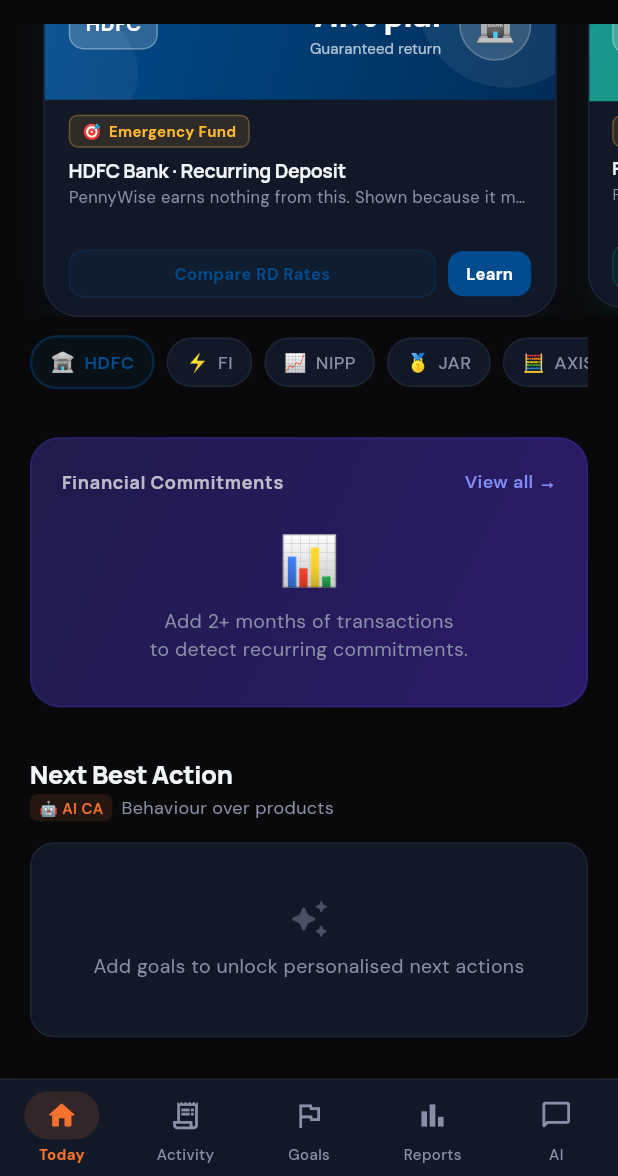
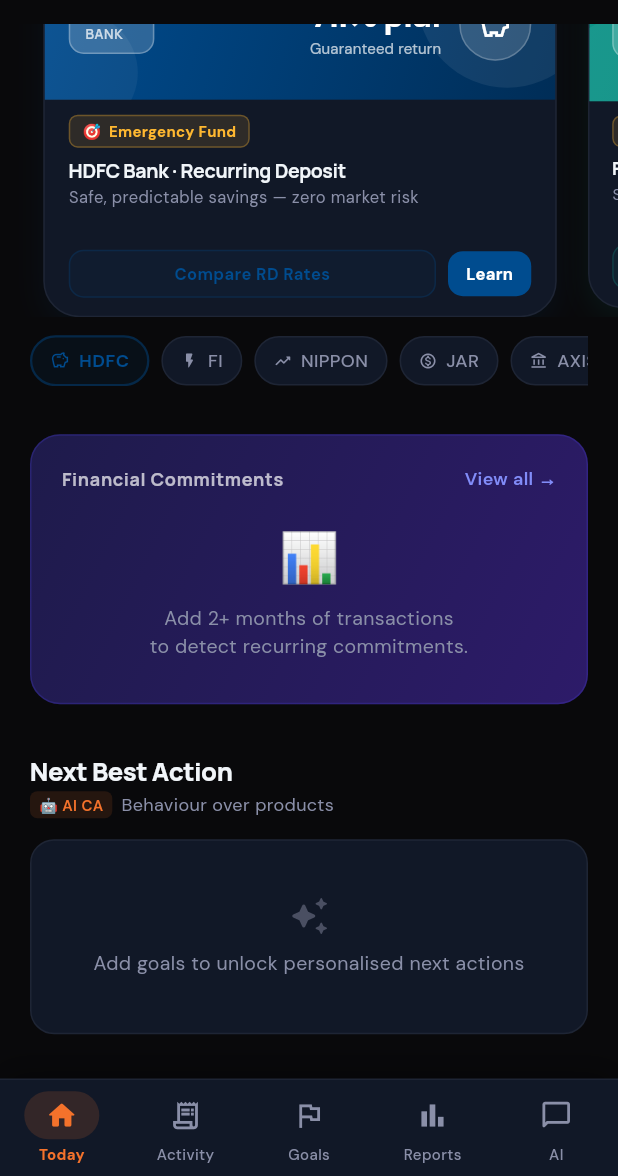
Before and after one commit to etarutkarsh/PennyWise-AI-Your-Personal-AI-CA-for-Spending-Saving-Investing, a Flutter app: the DashboardScreen screen opened by its route, scrolled down 3456 dp, on a phone screen of 412 x 824 dp, the part 60-1236 px from its top. Run offline on Flutter 3.47's test engine with Material 3 defaults, Android fonts, the phone set to English and light mode, and no system bars; our stand-ins replace dio, fl_chart, flutter_secure_storage, get_it, go_router, google_fonts and 4 more; missing offline and left inert: dart:html, flutter_sms_inbox, google_mlkit_text_recognition; accounts and stored records are empty; network calls fail; project files that could hold a hidden picture were left out.

Commit message:
feat(slider): Sprint 1 — professional logo treatment + tagline on card face
- Add tagline + logoUrl fields to PartnerProgram domain (nullable logoUrl
  is the hook point for Sprint 2 image assets and Sprint 4 CDN URLs)
- Fix mapper data leak: tagline param was accepted but never written to
  the domain entity, so cards always showed the trust statement instead
  of the product benefit line ("Safe, predictable savings — zero market risk")
- _PartnerLogoWidget: replaces 4-letter text initials with a 2-line
  brand-name treatment (HDFC / BANK, NIPPON / INDIA MF, FI / MONEY) that
  reads as a brand mark, not a placeholder; logoUrl field is the swap point
  for real image assets in Sprint 2 — no other widget changes needed
- Replace emoji circle with Flutter Icon() — renders crisply at all
  densities on every Android version; emoji rendering varies by OEM font
- Goal filter tabs now use matching Icon() + first-word brand label instead
  of emoji + 4-letter initials
- Tagline shows on card face; trust statement moves to detail sheet only,
  where it belongs (trust is a deciding factor, not a scanning signal)

Co-Authored-By: Claude Sonnet 4.6 <noreply@anthropic.com>

```diff
--- a/mobile/lib/domain/partner/partner_program.dart
+++ b/mobile/lib/domain/partner/partner_program.dart
@@ -24,6 +24,12 @@ class PartnerProgram {
   final bool taxBenefit;
   final bool active;
 
+  /// One-line product benefit shown on the card face.
+  final String tagline;
+
+  /// CDN or asset URL for the partner logo. Null = use styled text treatment.
+  final String? logoUrl;
+
   /// Fiduciary invariant: PennyWise never earns commission on ranked programs.
   final double commissionRate;
 
@@ -43,6 +49,8 @@ class PartnerProgram {
     required this.riskLevel,
     required this.taxBenefit,
     required this.active,
+    this.tagline = '',
+    this.logoUrl,
     this.commissionRate = 0.0,
     required this.lastUpdated,
   }) : assert(commissionRate == 0.0,
@@ -62,6 +70,8 @@ class PartnerProgram {
     RiskLevel? riskLevel,
     bool? taxBenefit,
     bool? active,
+    String? tagline,
+    String? logoUrl,
     DateTime? lastUpdated,
   }) =>
       PartnerProgram(
@@ -78,6 +88,8 @@ class PartnerProgram {
         riskLevel: riskLevel ?? this.riskLevel,
         taxBenefit: taxBenefit ?? this.taxBenefit,
         active: active ?? this.active,
+        tagline: tagline ?? this.tagline,
+        logoUrl: logoUrl ?? this.logoUrl,
         commissionRate: 0.0,
         lastUpdated: lastUpdated ?? this.lastUpdated,
       );
--- a/mobile/lib/features/dashboard/presentation/widgets/bank_program_slider.dart
+++ b/mobile/lib/features/dashboard/presentation/widgets/bank_program_slider.dart
@@ -47,27 +47,28 @@ Color _bankColorDark(String programId) {
   }
 }
 
-/// Emoji shown in the visual area — driven by product name / id patterns.
-String _productEmoji(String programId, String productName) {
+/// Two-line brand name split: "HDFC BANK" → ["HDFC", "BANK"].
+/// Used by _PartnerLogoWidget when no logo image is available.
+List<String> _brandNameLines(String partnerName) {
+  final parts = partnerName.trim().split(RegExp(r'[ ·\-]+'));
+  if (parts.length == 1) return [parts.first.toUpperCase(), ''];
+  // First word on top, rest joined on bottom (max 2 lines)
+  final top = parts.first.toUpperCase();
+  final bottom = parts.sublist(1).join(' ').toUpperCase();
+  return [top, bottom];
+}
+
+/// Flutter icon representing the financial instrument — crisper than emoji on all Android versions.
+IconData _productIcon(String programId, String productName) {
   final id = programId.toLowerCase();
   final pn = productName.toLowerCase();
-  if (id.contains('rd') || pn.contains('recurring')) return '🏦';
-  if (id.contains('sip') && !id.contains('elss')) return '📈';
-  if (id.contains('gold') || pn.contains('gold')) return '🥇';
-  if (id.contains('elss') || pn.contains('elss')) return '🧮';
-  if (id.contains('auto') || pn.contains('smart deposit')) return '⚡';
-  if (id.contains('cc') || pn.contains('credit card')) return '💳';
-  return '💼';
-}
-
-/// Compact bank tag shown on the header — short label derived from partner name.
-String _bankInitials(String partnerName) {
-  final trimmed = partnerName.trim();
-  if (trimmed.isEmpty) return '—';
-  // Prefer first "word" without punctuation.
-  final firstWord = trimmed.split(RegExp(r'[ ·\-]+')).first;
-  if (firstWord.length <= 5) return firstWord.toUpperCase();
-  return firstWord.substring(0, 4).toUpperCase();
+  if (id.contains('rd') || pn.contains('recurring')) return Icons.savings_outlined;
+  if (id.contains('sip') && !id.contains('elss')) return Icons.trending_up_rounded;
+  if (id.contains('gold') || pn.contains('gold')) return Icons.monetization_on_outlined;
+  if (id.contains('elss') || pn.contains('elss')) return Icons.account_balance_outlined;
+  if (id.contains('auto') || pn.contains('smart deposit')) return Icons.flash_on_rounded;
+  if (id.contains('cc') || pn.contains('credit card')) return Icons.credit_card_rounded;
+  return Icons.bar_chart_rounded;
 }
 
 /// Best-effort goal chip label — derived from RankedPartnerProgram
@@ -313,15 +314,15 @@ class _ProgramCard extends StatelessWidget {
 
                     const SizedBox(height: 3),
 
-                    // Trust statement (replaces marketing tagline)
+                    // Product benefit tagline — what this product actually does for you
                     Text(
-                      program.trustStatement,
+                      pp.tagline.isNotEmpty ? pp.tagline : program.trustStatement,
                       style: GoogleFonts.dmSans(
                         fontSize: 11,
                         color: AppColors.textSecondary,
                         height: 1.3,
                       ),
-                      maxLines: 1,
+                      maxLines: 2,
                       overflow: TextOverflow.ellipsis,
                     ),
 
@@ -358,6 +359,56 @@ class _ProgramCard extends StatelessWidget {
   }
 }
 
+// ── Partner Logo Widget ───────────────────────────────────────────────────────
+// Renders a styled 2-line brand-name treatment. When logoUrl is set (Sprint 4),
+// swap the text treatment for an Image.network() with the same container shape.
+
+class _PartnerLogoWidget extends StatelessWidget {
+  const _PartnerLogoWidget({required this.partnerName, this.logoUrl});
+  final String partnerName;
+  final String? logoUrl;
+
+  @override
+  Widget build(BuildContext context) {
+    final lines = _brandNameLines(partnerName);
+    return Container(
+      padding: const EdgeInsets.symmetric(horizontal: 10, vertical: 7),
+      decoration: BoxDecoration(
+        color: Colors.white.withValues(alpha: 0.18),
+        borderRadius: BorderRadius.circular(10),
+        border: Border.all(color: Colors.white.withValues(alpha: 0.28)),
+      ),
+      child: Column(
+        mainAxisSize: MainAxisSize.min,
+        crossAxisAlignment: CrossAxisAlignment.start,
+        children: [
+          Text(
+            lines[0],
+            style: GoogleFonts.manrope(
+              fontSize: 12,
+              fontWeight: FontWeight.w900,
+              color: Colors.white,
+              letterSpacing: 0.6,
+              height: 1.1,
+            ),
+          ),
+          if (lines[1].isNotEmpty)
+            Text(
+              lines[1],
+              style: GoogleFonts.manrope(
+                fontSize: 9,
+                fontWeight: FontWeight.w600,
+                color: Colors.white.withValues(alpha: 0.75),
+                letterSpacing: 0.4,
+                height: 1.1,
+              ),
+            ),
+        ],
+      ),
+    );
+  }
+}
+
 // ── Visual Image Area ─────────────────────────────────────────────────────────
 
 class _ProgramImageArea extends StatelessWidget {
@@ -369,8 +420,7 @@ class _ProgramImageArea extends StatelessWidget {
     final pp = program.program;
     final bankColor = _bankColor(pp.programId.value);
     final bankColorDark = _bankColorDark(pp.programId.value);
-    final emoji = _productEmoji(pp.programId.value, pp.productName);
-    final initials = _bankInitials(pp.partnerName);
+    final icon = _productIcon(pp.programId.value, pp.productName);
     return Container(
       height: 100,
       decoration: BoxDecoration(
@@ -413,26 +463,10 @@ class _ProgramImageArea extends StatelessWidget {
             padding: const EdgeInsets.fromLTRB(16, 12, 16, 12),
             child: Row(
               children: [
-                // Bank logo block
-                Container(
-                  padding: const EdgeInsets.symmetric(
-                      horizontal: 10, vertical: 6),
-                  decoration: BoxDecoration(
-                    color: Colors.white.withValues(alpha: 0.18),
-                    borderRadius: BorderRadius.circular(10),
-                    border: Border.all(
-                      color: Colors.white.withValues(alpha: 0.28),
-                    ),
-                  ),
-                  child: Text(
-                    initials,
-                    style: GoogleFonts.manrope(
-                      fontSize: 13,
-                      fontWeight: FontWeight.w900,
-                      color: Colors.white,
-                      letterSpacing: 0.5,
-                    ),
-                  ),
+                // Partner logo block (2-line brand treatment; swap for image in Sprint 2)
+                _PartnerLogoWidget(
+                  partnerName: pp.partnerName,
+                  logoUrl: pp.logoUrl,
                 ),
 
                 const Spacer(),
@@ -464,7 +498,7 @@ class _ProgramImageArea extends StatelessWidget {
 
                 const SizedBox(width: 12),
 
-                // Product emoji in circle
+                // Product icon in circle (replaces emoji — renders crisply on all Android versions)
                 Container(
                   width: 48,
                   height: 48,
@@ -476,10 +510,7 @@ class _ProgramImageArea extends StatelessWidget {
                     ),
                   ),
                   child: Center(
-                    child: Text(
-                      emoji,
-                      style: const TextStyle(fontSize: 22),
-                    ),
+                    child: Icon(icon, color: Colors.white, size: 22),
                   ),
                 ),
               ],
@@ -556,8 +587,9 @@ class _GoalTabs extends StatelessWidget {
           final pp = p.program;
           final active = i == selected;
           final bankColor = _bankColor(pp.programId.value);
-          final emoji = _productEmoji(pp.programId.value, pp.productName);
-          final initials = _bankInitials(pp.partnerName);
+          final icon = _productIcon(pp.programId.value, pp.productName);
+          final lines = _brandNameLines(pp.partnerName);
+          final shortLabel = lines[0];
           return GestureDetector(
             onTap: () => onSelect(i),
             child: AnimatedContainer(
@@ -580,10 +612,14 @@ class _GoalTabs extends StatelessWidget {
               child: Row(
                 mainAxisSize: MainAxisSize.min,
                 children: [
-                  Text(emoji, style: TextStyle(fontSize: active ? 13 : 12)),
+                  Icon(
+                    icon,
+                    size: active ? 13 : 12,
+                    color: active ? bankColor : AppColors.textSecondary,
+                  ),
                   const SizedBox(width: 6),
                   Text(
-                    initials,
+                    shortLabel,
                     style: GoogleFonts.dmSans(
                       fontSize: 12,
                       fontWeight:
@@ -642,7 +678,7 @@ class _ProgramDetailSheet extends StatelessWidget {
     final pp = program.program;
     final bankColor = _bankColor(pp.programId.value);
     final bankColorDark = _bankColorDark(pp.programId.value);
-    final emoji = _productEmoji(pp.programId.value, pp.productName);
+    final icon = _productIcon(pp.programId.value, pp.productName);
     return DraggableScrollableSheet(
       initialChildSize: 0.80,
       minChildSize: 0.4,
@@ -682,7 +718,7 @@ class _ProgramDetailSheet extends StatelessWidget {
                       horizontal: 22, vertical: 14),
                   child: Row(
                     children: [
-                      Text(emoji, style: const TextStyle(fontSize: 38)),
+                      Icon(icon, color: Colors.white, size: 38),
                       const SizedBox(width: 16),
                       Expanded(
                         child: Column(
--- a/mobile/lib/infrastructure/mappers/partner_mapper.dart
+++ b/mobile/lib/infrastructure/mappers/partner_mapper.dart
@@ -54,6 +54,7 @@ class PartnerMapper {
     required String ctaLabel,
     required int rank,
     required double matchScore,
+    String? logoUrl,
   }) {
     final program = PartnerProgram(
       programId: ProgramId(id),
@@ -69,6 +70,8 @@ class PartnerMapper {
       riskLevel: RiskLevel.low,
       taxBenefit: id.contains('elss') || id.contains('ppf'),
       active: true,
+      tagline: tagline,
+      logoUrl: logoUrl,
       commissionRate: 0.0,
       lastUpdated: DateTime.now(),
     );
```
